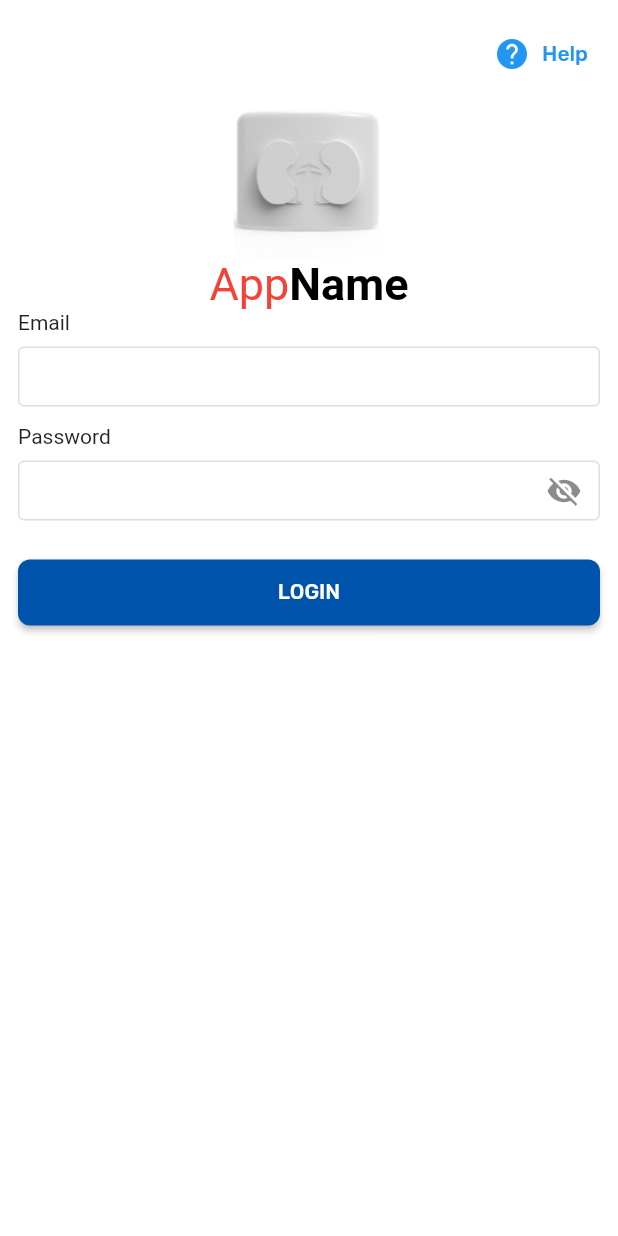
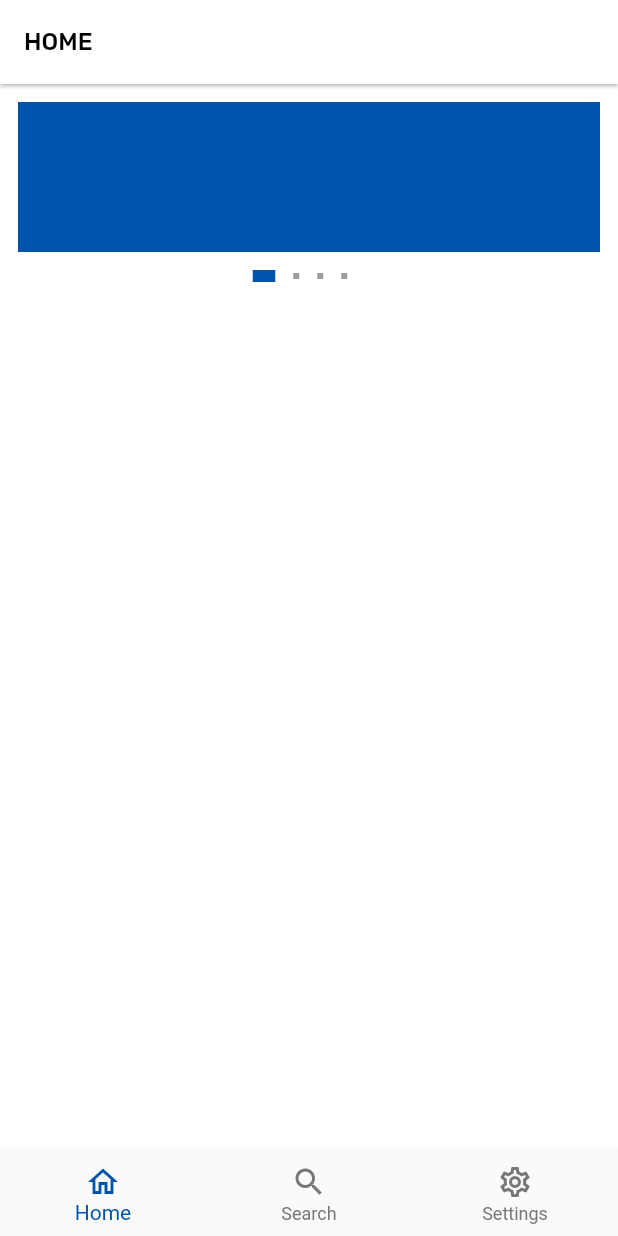
Before and after one commit to slorop41314/Getx-boilerplate, a Flutter app: the screen it shows after launch, on a phone screen of 412 x 824 dp. Run offline on Flutter 3.47's test engine with Material 2 defaults, Android fonts, the light colour scheme and no system bars; our stand-ins replace dio, firebase_analytics, flutter_spinkit, get, google_fonts, jiffy and 2 more; accounts and stored records are empty; Roboto replaces fonts that are missing (TextStyle).

```diff
--- a/lib/features/presentation/screens/auth/login/login_screen.dart
+++ b/lib/features/presentation/screens/auth/login/login_screen.dart
@@ -56,8 +56,9 @@ class _LoginScreenState extends State<LoginScreen> {
     );
   }
 
-  Column _buildForm() {
-    return Column(
+  Form _buildForm() {
+    return Form(
+          child: Column(
         children: [
           CustomInput(
             label: "Email",
@@ -75,12 +76,14 @@ class _LoginScreenState extends State<LoginScreen> {
           CustomButton(
             label: "LOGIN",
             onPressed: () {
+              // if(GetUtils.is)
               Get.offNamed(
                 BottomTab.route_name,
               );
             },
           )
         ],
+      ),
     );
   }
 }
--- a/lib/features/presentation/screens/main/home_screen.dart
+++ b/lib/features/presentation/screens/main/home_screen.dart
@@ -1,5 +1,6 @@
 import 'package:getx_boilerplate/features/presentation/components/shared/shared.dart';
 import 'package:flutter/material.dart';
+import 'package:getx_boilerplate/features/presentation/utils/common.dart';
 
 class HomeScreen extends StatefulWidget {
   @override
@@ -16,11 +17,73 @@ class _HomeScreenState extends State<HomeScreen> {
   Widget build(BuildContext context) {
     return Scaffold(
       appBar: CustomAppBar("Home"),
-      body: SafeArea(
-        child: Container(
-          child: SizedBox(),
-        ),
+      body: Container(
+        padding: EdgeInsets.all(12),
+        child: CustomImageCarousel(),
       ),
     );
   }
 }
+
+class CustomImageCarousel extends StatefulWidget {
+  const CustomImageCarousel({
+    Key? key,
+  }) : super(key: key);
+
+  @override
+  _CustomImageCarouselState createState() => _CustomImageCarouselState();
+}
+
+class _CustomImageCarouselState extends State<CustomImageCarousel> {
+  late PageController _pageController;
+  int currentIndex = 0;
+
+  @override
+  void initState() {
+    super.initState();
+    _pageController = PageController(initialPage: 0, keepPage: true);
+  }
+
+  @override
+  Widget build(BuildContext context) {
+    return Column(
+      children: [
+        Container(
+          height: 100,
+          child: PageView(
+            controller: _pageController,
+            onPageChanged: (index) {
+              setState(() {
+                currentIndex = index;
+              });
+            },
+            children: [1, 2, 3, 4]
+                .map(
+                  (e) => Container(
+                    color: kColorPrimary,
+                  ),
+                )
+                .toList(),
+          ),
+        ),
+        SizedBox(
+          height: 12,
+        ),
+        Row(
+          mainAxisAlignment: MainAxisAlignment.center,
+          children: [1, 2, 3, 4].asMap().entries.map((e) {
+            final isCurrent = currentIndex == e.key;
+            return AnimatedContainer(
+              duration: Duration(milliseconds: 500),
+              color: isCurrent ? kColorPrimary : Colors.grey,
+              height: isCurrent ? 8 : 4,
+              width: isCurrent ? 15 : 4,
+              // decoration: BoxDecoration(borderRadius: ),
+              margin: EdgeInsets.only(right: 12),
+            );
+          }).toList(),
+        )
+      ],
+    );
+  }
+}
--- a/lib/features/presentation/screens/splash/splash_screen.dart
+++ b/lib/features/presentation/screens/splash/splash_screen.dart
@@ -4,6 +4,7 @@ import 'package:getx_boilerplate/features/presentation/screens/auth/login/login_
 import 'package:flutter/material.dart';
 import 'package:getx_boilerplate/features/presentation/components/widgets/app_logo.dart';
 import 'package:get/get.dart';
+import 'package:getx_boilerplate/features/presentation/screens/main/bottom_tab.dart';
 
 class SplashScreen extends StatefulWidget {
   static const route_name = "/";
@@ -16,7 +17,7 @@ class _SplashScreenState extends State<SplashScreen> {
   void initState() {
     super.initState();
     Timer(Duration(seconds: 2), () {
-      Get.offNamed(LoginScreen.route_name);
+      Get.offNamed(BottomTab.route_name);
     });
   }
 
--- a/pubspec.yaml
+++ b/pubspec.yaml
@@ -39,6 +39,8 @@ dependencies:
   permission_handler: ^7.1.0
   shimmer_animation: ^2.0.0
   get: ^4.1.4
+  hive_flutter: ^1.1.0
+  path_provider: ^2.0.2
 
   flutter_localizations:
     sdk: flutter
@@ -46,6 +48,8 @@ dependencies:
 dev_dependencies:
   flutter_test:
     sdk: flutter
+  hive_generator: ^1.1.0
+  build_runner: ^2.0.5
 
 # For information on the generic Dart part of this file, see the
 # following page: https://dart.dev/tools/pub/pubspec
```
Also changed, not shown: pubspec.lock. Lines whose indentation alone changed are shown as unchanged.
